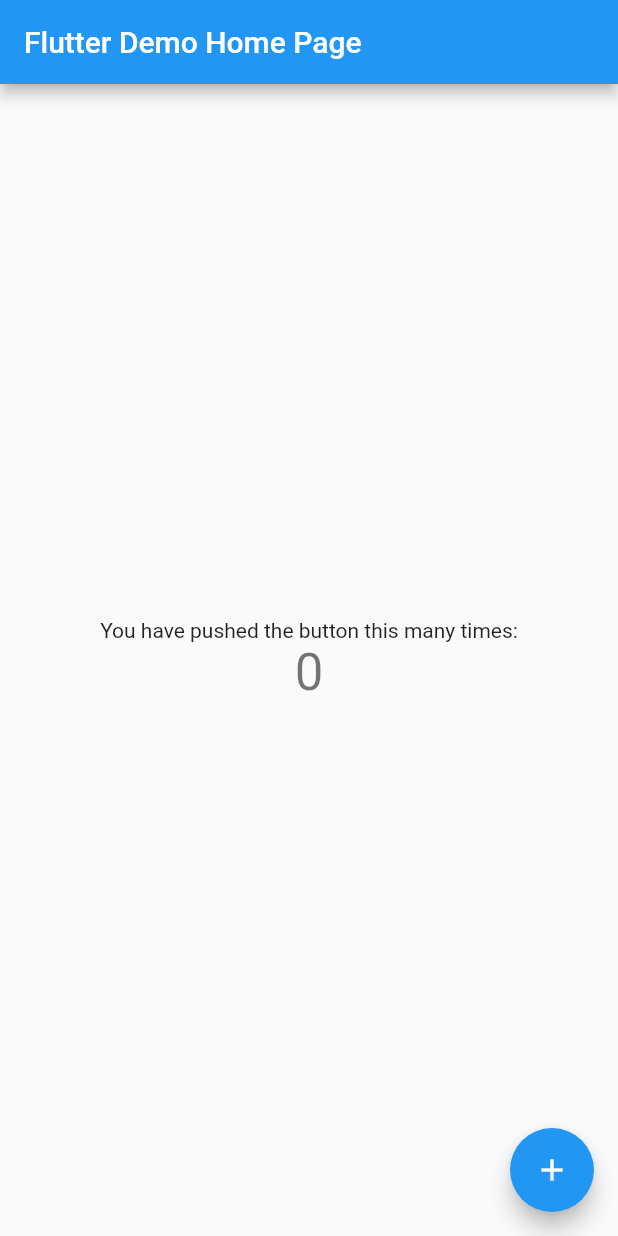
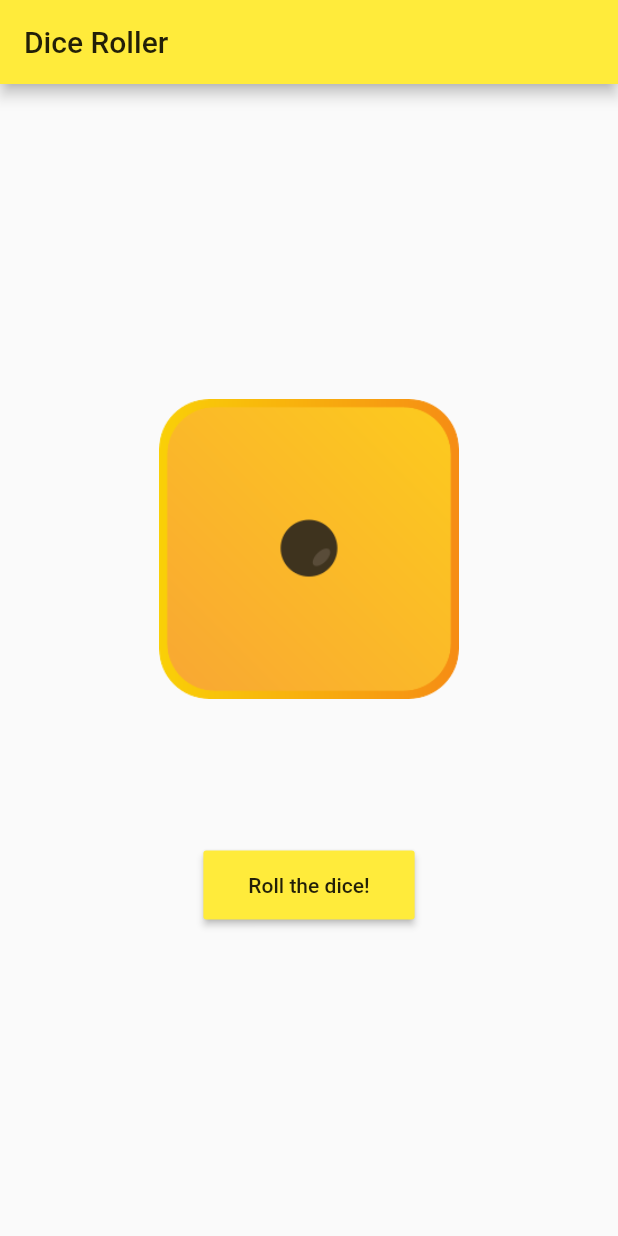
Before and after one commit to samgusa/FlutterDiceRoll, a Flutter app: the screen it shows after launch, on a phone screen of 412 x 824 dp. Run offline on Flutter 3.47's test engine with Material 2 defaults, Android fonts, the phone set to English and light mode, and no system bars.

Commit message:
finished the app

```diff
--- /dev/null
+++ b/lib/HomePage.dart
@@ -0,0 +1,94 @@
+import 'package:flutter/material.dart';
+import 'dart:math';
+
+class HomePage extends StatefulWidget {
+  @override
+  _HomePageState createState() => _HomePageState();
+}
+
+class _HomePageState extends State<HomePage> {
+  AssetImage one = AssetImage("images/one.png");
+  AssetImage two = AssetImage("images/two.png");
+  AssetImage three = AssetImage("images/three.png");
+  AssetImage four = AssetImage("images/four.png");
+  AssetImage five = AssetImage("images/five.png");
+  AssetImage six = AssetImage("images/six.png");
+
+  AssetImage diceImage;
+
+  @override
+  void initState() {
+    super.initState();
+    setState(() {
+      diceImage = one;
+    });
+  }
+
+
+  void rollDice() {
+    int random = (1 + Random().nextInt(6));
+
+    AssetImage newImage;
+    switch (random) {
+      case 1:
+        newImage = one;
+        break;
+        case 2:
+        newImage = two;
+        break;
+        case 3:
+        newImage = three;
+        break;
+        case 4:
+        newImage = four;
+        break;
+        case 5:
+        newImage = five;
+        break;
+        case 6:
+        newImage = six;
+        break;
+    }
+    setState(() {
+      diceImage = newImage;
+    });
+  }
+
+  @override
+  Widget build(BuildContext context) {
+    return Scaffold(
+      appBar: AppBar(
+        title: Text('Dice Roller'),
+      ),
+      body: Container(
+        child: Center(
+          child: Column(
+            mainAxisAlignment: MainAxisAlignment.center,
+            children: <Widget>[
+              Image(
+                image: diceImage,
+                width: 200.0,
+                height: 200.0,
+              ),
+              Container(
+                //padding is inside element, margin is outside the element
+                margin: EdgeInsets.only(top: 100.0),
+                child: RaisedButton(
+                  color: Colors.yellow,
+                  padding: EdgeInsets.fromLTRB(30.0, 15.0, 30.0, 15.0),
+                  child: Text('Roll the dice!'),
+                  onPressed: rollDice,
+                ),
+
+              )
+            ],
+          ),
+        ),
+      ),
+    );
+  }
+}
+
+
+//challenge: decorate butto with more- big rounded button
+//two images at the same time
--- a/lib/main.dart
+++ b/lib/main.dart
@@ -1,111 +1,21 @@
 import 'package:flutter/material.dart';
+import 'HomePage.dart';
+
+//TODO: update pubspec file for image asset first
 
 void main() => runApp(MyApp());
 
 class MyApp extends StatelessWidget {
-  // This widget is the root of your application.
+
+
   @override
   Widget build(BuildContext context) {
     return MaterialApp(
-      title: 'Flutter Demo',
+      title: 'Dice Roller',
+      debugShowCheckedModeBanner: false,
       theme: ThemeData(
-        // This is the theme of your application.
-        //
-        // Try running your application with "flutter run". You'll see the
-        // application has a blue toolbar. Then, without quitting the app, try
-        // changing the primarySwatch below to Colors.green and then invoke
-        // "hot reload" (press "r" in the console where you ran "flutter run",
-        // or simply save your changes to "hot reload" in a Flutter IDE).
-        // Notice that the counter didn't reset back to zero; the application
-        // is not restarted.
-        primarySwatch: Colors.blue,
-      ),
-      home: MyHomePage(title: 'Flutter Demo Home Page'),
+        primarySwatch: Colors.yellow),
+      home: HomePage(),
     );
   }
 }
-
-class MyHomePage extends StatefulWidget {
-  MyHomePage({Key key, this.title}) : super(key: key);
-
-  // This widget is the home page of your application. It is stateful, meaning
-  // that it has a State object (defined below) that contains fields that affect
-  // how it looks.
-
-  // This class is the configuration for the state. It holds the values (in this
-  // case the title) provided by the parent (in this case the App widget) and
-  // used by the build method of the State. Fields in a Widget subclass are
-  // always marked "final".
-
-  final String title;
-
-  @override
-  _MyHomePageState createState() => _MyHomePageState();
-}
-
-class _MyHomePageState extends State<MyHomePage> {
-  int _counter = 0;
-
-  void _incrementCounter() {
-    setState(() {
-      // This call to setState tells the Flutter framework that something has
-      // changed in this State, which causes it to rerun the build method below
-      // so that the display can reflect the updated values. If we changed
-      // _counter without calling setState(), then the build method would not be
-      // called again, and so nothing would appear to happen.
-      _counter++;
-    });
-  }
-
-  @override
-  Widget build(BuildContext context) {
-    // This method is rerun every time setState is called, for instance as done
-    // by the _incrementCounter method above.
-    //
-    // The Flutter framework has been optimized to make rerunning build methods
-    // fast, so that you can just rebuild anything that needs updating rather
-    // than having to individually change instances of widgets.
-    return Scaffold(
-      appBar: AppBar(
-        // Here we take the value from the MyHomePage object that was created by
-        // the App.build method, and use it to set our appbar title.
-        title: Text(widget.title),
-      ),
-      body: Center(
-        // Center is a layout widget. It takes a single child and positions it
-        // in the middle of the parent.
-        child: Column(
-          // Column is also layout widget. It takes a list of children and
-          // arranges them vertically. By default, it sizes itself to fit its
-          // children horizontally, and tries to be as tall as its parent.
-          //
-          // Invoke "debug painting" (press "p" in the console, choose the
-          // "Toggle Debug Paint" action from the Flutter Inspector in Android
-          // Studio, or the "Toggle Debug Paint" command in Visual Studio Code)
-          // to see the wireframe for each widget.
-          //
-          // Column has various properties to control how it sizes itself and
-          // how it positions its children. Here we use mainAxisAlignment to
-          // center the children vertically; the main axis here is the vertical
-          // axis because Columns are vertical (the cross axis would be
-          // horizontal).
-          mainAxisAlignment: MainAxisAlignment.center,
-          children: <Widget>[
-            Text(
-              'You have pushed the button this many times:',
-            ),
-            Text(
-              '$_counter',
-              style: Theme.of(context).textTheme.display1,
-            ),
-          ],
-        ),
-      ),
-      floatingActionButton: FloatingActionButton(
-        onPressed: _incrementCounter,
-        tooltip: 'Increment',
-        child: Icon(Icons.add),
-      ), // This trailing comma makes auto-formatting nicer for build methods.
-    );
-  }
-}
```
Also changed, not shown: pubspec.yaml (+9 -3 lines), images/five.png (renamed from images-2/five.png), images/four.png (renamed from images-2/four.png), images/one.png (renamed from images-2/one.png), images/six.png (renamed from images-2/six.png), images/three.png (renamed from images-2/three.png), images/two.png (renamed from images-2/two.png).
